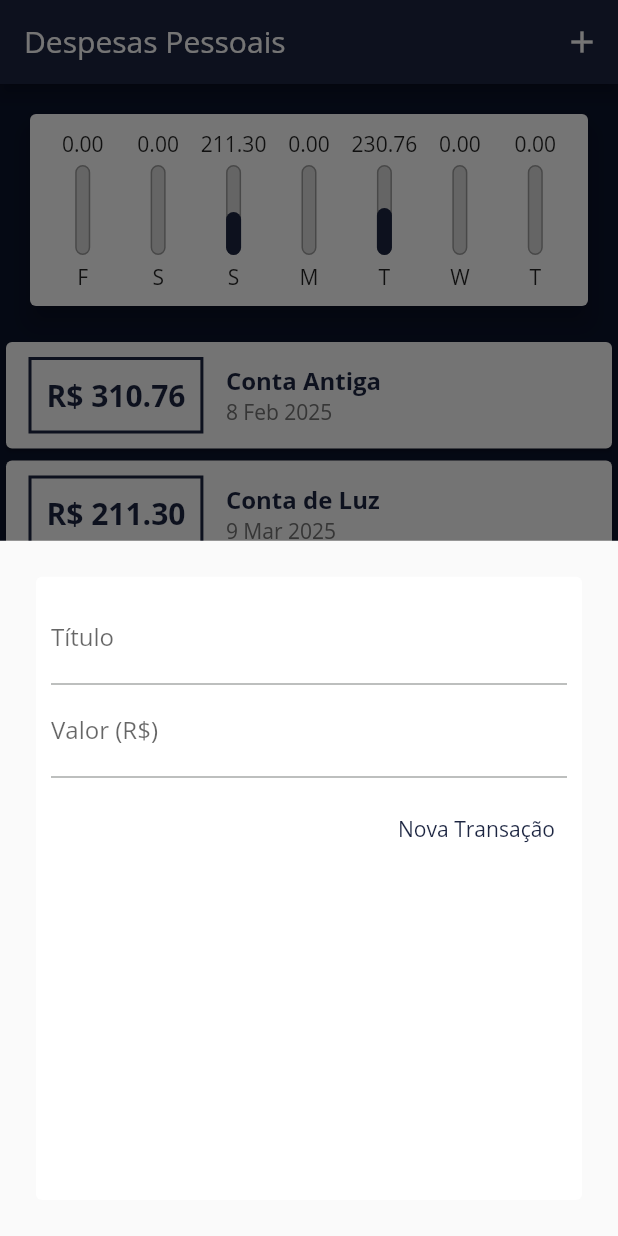
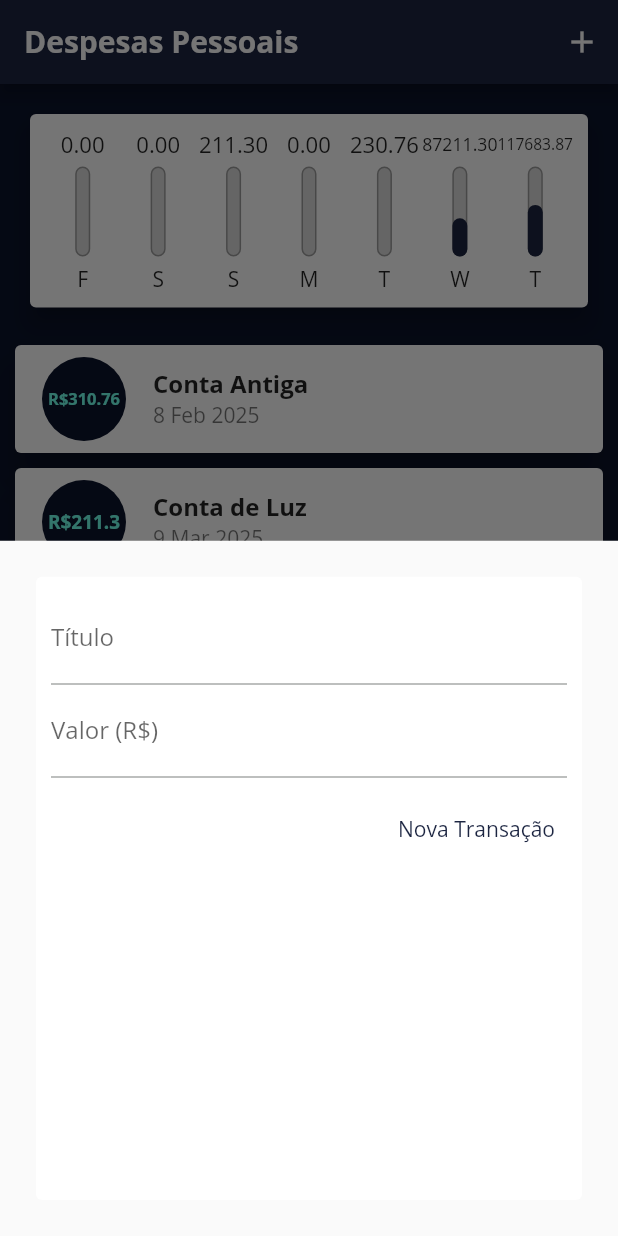
Before and after one commit to enzo-cezarg/expenses-app, a Flutter app: the screen it shows after launch, after a tap on the "add" icon, on a phone screen of 412 x 824 dp. Run offline on Flutter 3.47's test engine with Material 3 defaults, Android fonts, the phone set to English and light mode, and no system bars.

Commit message:
refactoring-transaction-list

```diff
--- a/lib/components/chart_bar.dart
+++ b/lib/components/chart_bar.dart
@@ -16,8 +16,11 @@ class ChartBar extends StatelessWidget {
   Widget build(BuildContext context) {
     return Column(
       children: [
-        FittedBox(
-          child: Text(value.toStringAsFixed(2)),
+        Container(
+          height: 20,
+          child: FittedBox(
+            child: Text(value.toStringAsFixed(2)),
+          ),
         ),
         SizedBox(height: 5),
         // ignore: sized_box_for_whitespace
--- a/lib/components/transaction_form.dart
+++ b/lib/components/transaction_form.dart
@@ -38,7 +38,7 @@ class _TransactionFormState extends State<TransactionForm> {
               onSubmitted: (value) => _submitForm(),
               decoration: InputDecoration(
                 labelText: 'Título',
-                hintStyle: TextStyle(color: Color.fromARGB(255, 11, 19, 43)),
+                hintStyle: TextStyle(color: Theme.of(context).colorScheme.tertiary),
               ),
             ),
             TextField(
@@ -47,7 +47,7 @@ class _TransactionFormState extends State<TransactionForm> {
               onSubmitted: (value) => _submitForm(),
               decoration: InputDecoration(
                 labelText: 'Valor (R\$)',
-                hintStyle: TextStyle(color: Color.fromARGB(255, 11, 19, 43)),
+                hintStyle: TextStyle(color: Theme.of(context).colorScheme.tertiary),
               ),
             ),
             Container(
--- a/lib/components/transaction_list.dart
+++ b/lib/components/transaction_list.dart
@@ -10,7 +10,7 @@ class TransactionList extends StatelessWidget {
   @override
   Widget build(BuildContext context) {
     return SizedBox(
-      height: 335,
+      height: 340,
       child: transactions.isEmpty
           ? Column(
               children: [
@@ -24,7 +24,7 @@ class TransactionList extends StatelessWidget {
                   ),
                 ),
                 SizedBox(height: 20),
-                Container(
+                SizedBox(
                   height: 200,
                   child: Image.asset(
                     'assets/images/waiting.png',
@@ -37,47 +37,39 @@ class TransactionList extends StatelessWidget {
               itemCount: transactions.length,
               itemBuilder: (ctx, index) {
                 final tr = transactions[index];
-
                 return Card(
-                  //color: Color.fromARGB(255, 28, 37, 65),
-                  color: Color.fromARGB(252, 255, 255, 255),
-                  child: Row(
-                    children: [
-                      Container(
-                        margin: EdgeInsets.symmetric(horizontal: 15, vertical: 10),
-                        decoration: BoxDecoration(
-                            border: Border.all(
-                          color: Theme.of(context).colorScheme.primary,
-                          width: 2,
-                        )),
-                        padding: EdgeInsets.all(10),
+                  elevation: 10,
+                  margin: EdgeInsets.symmetric(
+                    vertical: 5,
+                    horizontal: 10,
+                  ),
+                  child: ListTile(
+                    leading: CircleAvatar(
+                      radius: 30,
+                      backgroundColor: Theme.of(context).colorScheme.tertiary,
+                      child: Padding(
+                        padding: const EdgeInsets.all(6.0),
+                        child: FittedBox(
                           child: Text(
-                          'R\$ ${tr.value.toStringAsFixed(2)}',
+                            'R\$${tr.value}',
                             style: TextStyle(
+                              color: Theme.of(context).colorScheme.secondary,
                               fontWeight: FontWeight.bold,
-                            fontSize: 20,
-                            color: Theme.of(context).colorScheme.primary,
                             ),
                           ),
                         ),
-                      Column(
-                        crossAxisAlignment: CrossAxisAlignment.start,
-                        children: [
-                          Text(
+                      ),
+                    ),
+                    title: Text(
                       tr.title,
                       style: TextStyle(
                         fontSize: 16,
                         fontWeight: FontWeight.bold,
-                              color: Theme.of(context).colorScheme.primary,
                       ),
                     ),
-                          Text(
+                    subtitle: Text(
                       DateFormat('d MMM y').format(tr.date),
-                            style: TextStyle(color: Colors.grey[600]),
                     ),
-                        ],
-                      )
-                    ],
                   ),
                 );
               },
--- a/lib/main.dart
+++ b/lib/main.dart
@@ -26,6 +26,7 @@ class ExpensesApp extends StatelessWidget {
           seedColor: Color.fromARGB(255, 111, 255, 233),
           primary: Color.fromARGB(255, 28, 37, 65),
           secondary: Color.fromARGB(255, 111, 255, 233),
+          tertiary: Color.fromARGB(255, 11, 19, 43),
         ),
       ),
     );
@@ -58,6 +59,18 @@ class _MyHomePageState extends State<MyHomePage> {
       title: 'Conta Nova',
       value: 230.76,
       date: DateTime.now().subtract(Duration(days: 2)),
+    ),
+    Transaction(
+      id: 't3',
+      title: 'Cartão de Crédito',
+      value: 87211.30,
+      date: DateTime.now().subtract(Duration(days: 1)),
+    ),
+    Transaction(
+      id: 't4',
+      title: 'Viagem Internacional',
+      value: 117683.87,
+      date: DateTime.now(),
     ),
   ];
 
@@ -96,11 +109,11 @@ class _MyHomePageState extends State<MyHomePage> {
   @override
   Widget build(BuildContext context) {
     return Scaffold(
-      backgroundColor: Color.fromARGB(255, 11, 19, 43),
+      backgroundColor: Theme.of(context).colorScheme.tertiary,
       appBar: AppBar(
         title: Text(
           'Despesas Pessoais',
-          style: TextStyle(fontWeight: FontWeight.w500),
+          style: TextStyle(fontWeight: FontWeight.w700),
         ),
         backgroundColor: Theme.of(context).colorScheme.primary,
         foregroundColor: Colors.white,
@@ -122,7 +135,7 @@ class _MyHomePageState extends State<MyHomePage> {
       ),
       floatingActionButton: FloatingActionButton(
         backgroundColor: Theme.of(context).colorScheme.secondary,
-        foregroundColor: Color.fromARGB(255, 11, 19, 43),
+        foregroundColor: Theme.of(context).colorScheme.tertiary,
         shape: CircleBorder(),
         onPressed: () => _openTransactionFormModal(context),
         child: Icon(Icons.add),
```
Lines whose indentation alone changed are shown as unchanged.
